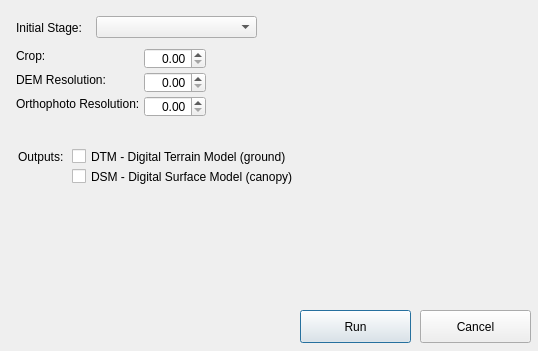
Above: AeroMap/drone_proc.ui from mark-stevens/AeroMap before the change. Below: the same form after it.
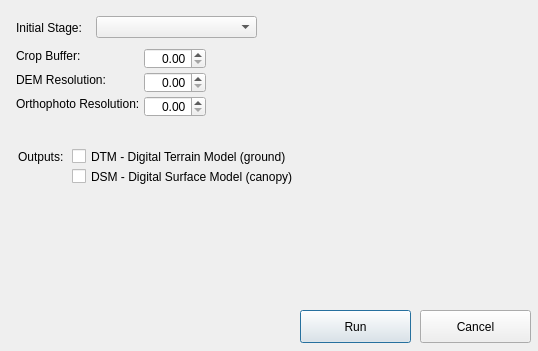
That is the form after the change.

Commit message: Format parameter comments

```diff
--- a/AeroMap/drone_proc.ui
+++ b/AeroMap/drone_proc.ui
@@ -102,12 +102,12 @@
     <rect>
      <x>16</x>
      <y>48</y>
-     <width>71</width>
+     <width>129</width>
      <height>16</height>
     </rect>
    </property>
    <property name="text">
-    <string>Crop:</string>
+    <string>Crop Buffer:</string>
    </property>
   </widget>
   <widget class="QDoubleSpinBox" name="spinCrop">
@@ -147,7 +147,7 @@
     <rect>
      <x>16</x>
      <y>72</y>
-     <width>89</width>
+     <width>129</width>
      <height>16</height>
     </rect>
    </property>
```
The commit also changes 2 other files.
